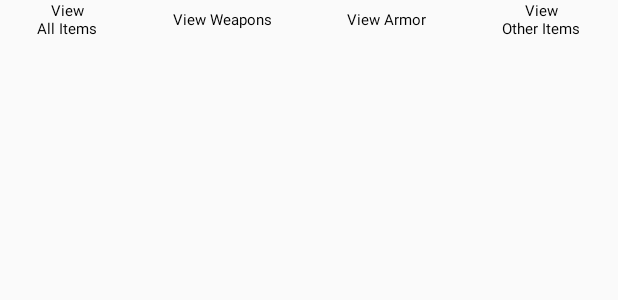
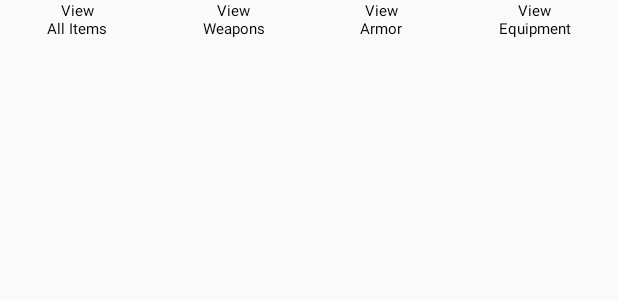
Before and after one commit to RyanPatrick26/MAD405_FinalProject, an Android app: the layout fragment_item_list.xml on its own in the app's theme, with its tools: preview values and no code run, on a phone screen of 412 x 824 dp. Shown: the top 300 px of the screen. Run offline under Robolectric (Android 15) with nearby library versions, the phone set to English and light mode, and no system bars.

```diff
--- a/app/src/main/res/values/strings.xml
+++ b/app/src/main/res/values/strings.xml
@@ -70,9 +70,9 @@
     <string name="confirm">Confirm</string>
     <string name="reset_character">Reset your\nCharacter</string>
     <string name="all_items">View\nAll Items</string>
-    <string name="weapons">View Weapons</string>
-    <string name="armor">View Armor</string>
-    <string name="other_items">View\nOther Items</string>
+    <string name="weapons">View\nWeapons</string>
+    <string name="armor">View\nArmor</string>
+    <string name="other_items">View\nEquipment</string>
 
     <!--These resources contain the website links for reference -->
     <string name="sword_image">https://pixabay.com/en/sword-isolated-weapon-steel-blade-309580/</string>
```
Also changed, not shown: app/src/main/java/confusedgriffinproductions/dudesinadungeon/ItemListFragment.java (+18 -1 lines).
